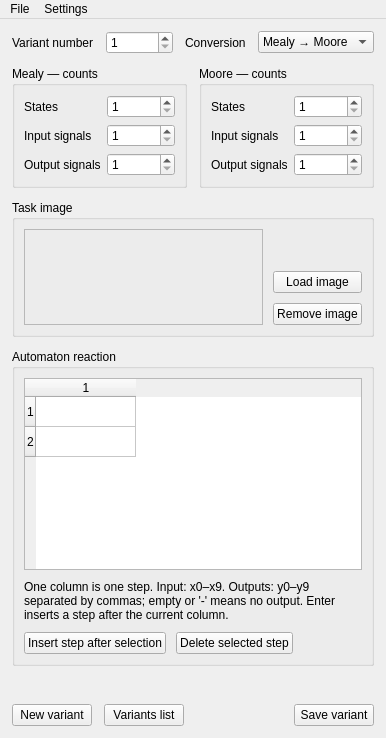
Old version of the form ui/mainwindow.ui in the repository S1mpleton/M2MTools.
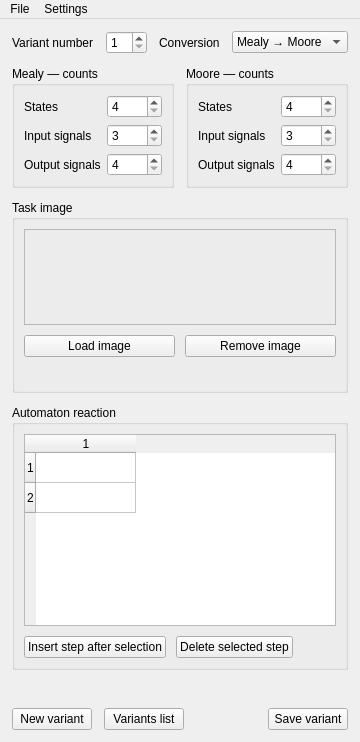
New version of the form. Custom widgets are drawn as their Qt base class.

```diff
--- a/ui/mainwindow.ui
+++ b/ui/mainwindow.ui
@@ -40,7 +40,7 @@
          <number>1</number>
         </property>
         <property name="maximum">
-         <number>999999</number>
+         <number>99</number>
         </property>
        </widget>
       </item>
@@ -88,10 +88,10 @@
          <item row="0" column="1">
           <widget class="QSpinBox" name="mealyStatesCount">
            <property name="minimum">
-            <number>1</number>
+            <number>4</number>
            </property>
            <property name="maximum">
-            <number>999999</number>
+            <number>10</number>
            </property>
           </widget>
          </item>
@@ -105,10 +105,10 @@
          <item row="1" column="1">
           <widget class="QSpinBox" name="mealyInputsCount">
            <property name="minimum">
-            <number>1</number>
+            <number>3</number>
            </property>
            <property name="maximum">
-            <number>10</number>
+            <number>6</number>
            </property>
           </widget>
          </item>
@@ -122,7 +122,7 @@
          <item row="2" column="1">
           <widget class="QSpinBox" name="mealyOutputsCount">
            <property name="minimum">
-            <number>1</number>
+            <number>4</number>
            </property>
            <property name="maximum">
             <number>10</number>
@@ -151,10 +151,10 @@
          <item row="0" column="1">
           <widget class="QSpinBox" name="mooreStatesCount">
            <property name="minimum">
-            <number>1</number>
+            <number>4</number>
            </property>
            <property name="maximum">
-            <number>999999</number>
+            <number>10</number>
            </property>
           </widget>
          </item>
@@ -168,10 +168,10 @@
          <item row="1" column="1">
           <widget class="QSpinBox" name="mooreInputsCount">
            <property name="minimum">
-            <number>1</number>
+            <number>3</number>
            </property>
            <property name="maximum">
-            <number>10</number>
+            <number>6</number>
            </property>
           </widget>
          </item>
@@ -185,7 +185,7 @@
          <item row="2" column="1">
           <widget class="QSpinBox" name="mooreOutputsCount">
            <property name="minimum">
-            <number>1</number>
+            <number>4</number>
            </property>
            <property name="maximum">
             <number>10</number>
@@ -202,7 +202,7 @@
       <property name="title">
        <string>Task image</string>
       </property>
-      <layout class="QHBoxLayout" name="imageLayout">
+      <layout class="QVBoxLayout" name="imageLayout" stretch="1,0,0">
        <property name="spacing">
         <number>10</number>
        </property>
@@ -241,33 +241,7 @@
         </widget>
        </item>
        <item>
-        <layout class="QVBoxLayout" name="imageActionsLayout">
-         <item>
-          <widget class="QLabel" name="imageFileLabel">
-           <property name="sizePolicy">
-            <sizepolicy hsizetype="Ignored" vsizetype="Preferred">
-             <horstretch>0</horstretch>
-             <verstretch>0</verstretch>
-            </sizepolicy>
-           </property>
-           <property name="textFormat">
-            <enum>Qt::PlainText</enum>
-           </property>
-          </widget>
-         </item>
-         <item>
-          <spacer name="imageActionsSpacer">
-           <property name="orientation">
-            <enum>Qt::Vertical</enum>
-           </property>
-           <property name="sizeHint" stdset="0">
-            <size>
-             <width>0</width>
-             <height>0</height>
-            </size>
-           </property>
-          </spacer>
-         </item>
+        <layout class="QHBoxLayout" name="imageActionsLayout">
          <item>
           <widget class="QPushButton" name="loadImageButton">
            <property name="text">
@@ -284,6 +258,19 @@
          </item>
         </layout>
        </item>
+       <item>
+        <widget class="QLabel" name="imageFileLabel">
+         <property name="sizePolicy">
+          <sizepolicy hsizetype="Ignored" vsizetype="Preferred">
+           <horstretch>0</horstretch>
+           <verstretch>0</verstretch>
+          </sizepolicy>
+         </property>
+         <property name="textFormat">
+          <enum>Qt::PlainText</enum>
+         </property>
+        </widget>
+       </item>
       </layout>
      </widget>
     </item>
@@ -312,16 +299,6 @@
          </property>
         </widget>
        </item>
-       <item>
-        <widget class="WrappingLabel" name="reactionHint">
-         <property name="text">
-          <string>One column is one step. Input: x0–x9. Outputs: y0–y9 separated by commas; empty or '-' means no output. Enter inserts a step after the current column.</string>
-         </property>
-         <property name="wordWrap">
-          <bool>true</bool>
-         </property>
-        </widget>
-       </item>
        <item>
         <layout class="QHBoxLayout" name="stepActionsLayout">
          <item>
```
